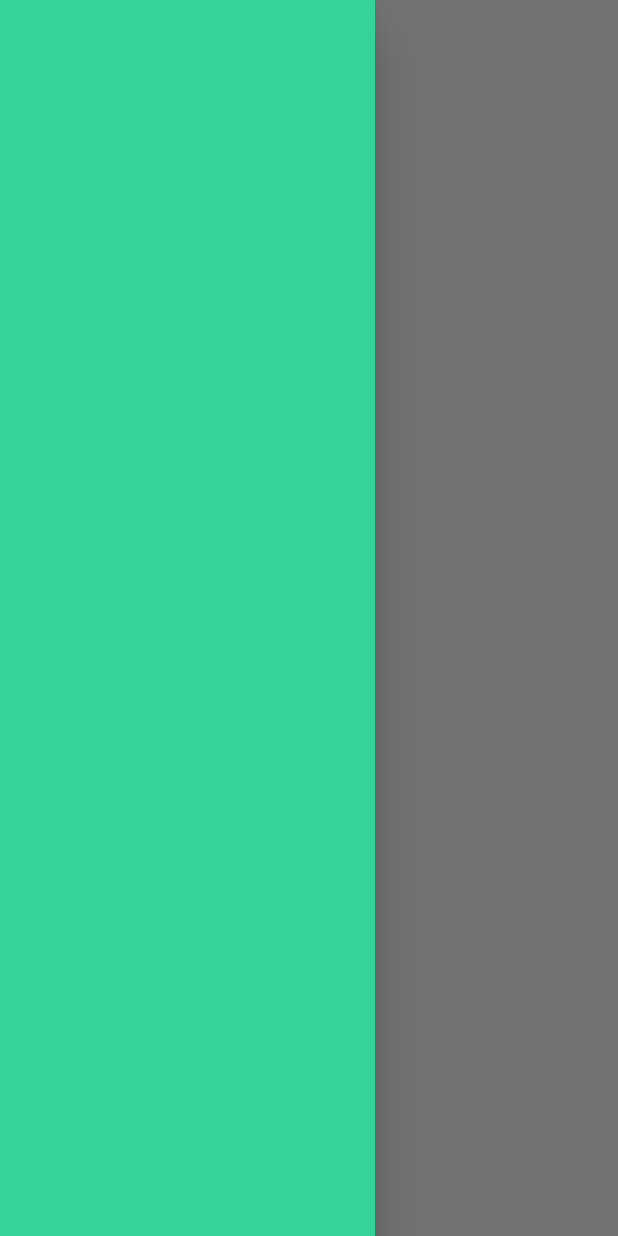
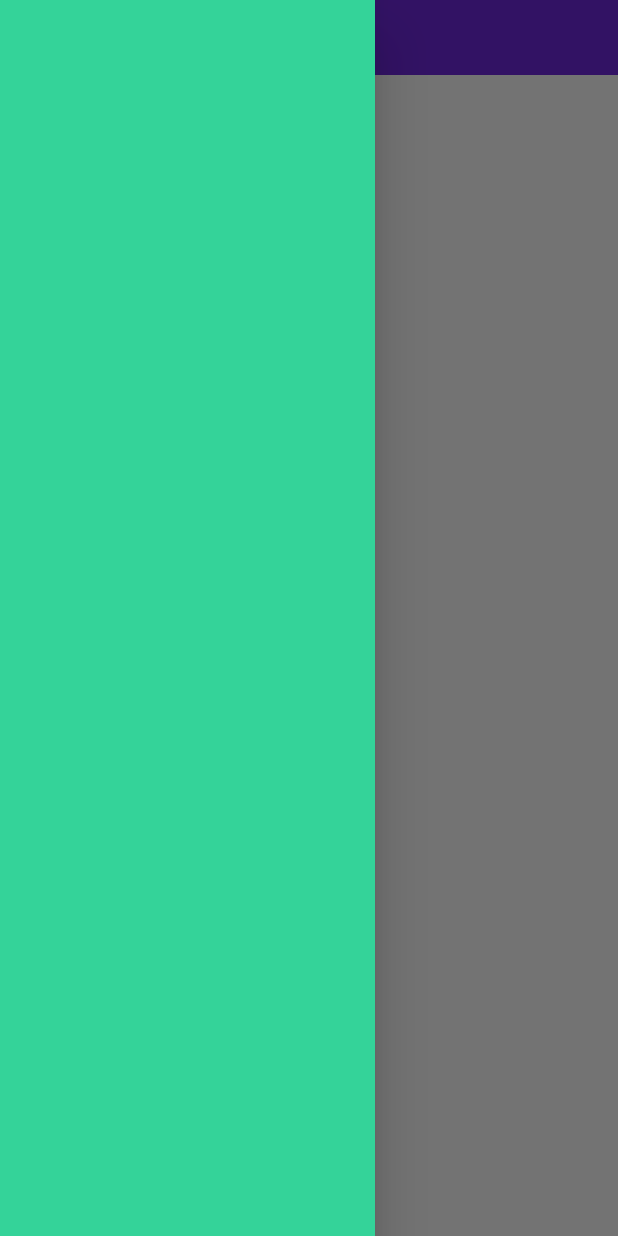
Before and after one commit to izaanjahangir/covid-tracker-flutter, a Flutter app: the screen it shows after launch, with the side drawer open, on a phone screen of 412 x 824 dp. Run offline on Flutter 3.47's test engine with Material 2 defaults, Android fonts, the phone set to English and light mode, and no system bars; drawn by our look-alikes of touchable_opacity.

```diff
--- /dev/null
+++ b/lib/components/app_header/app_header.dart
@@ -0,0 +1,38 @@
+import "package:flutter/material.dart";
+import "package:covid_tracker/config/theme_colors.dart";
+import 'package:touchable_opacity/touchable_opacity.dart';
+
+class AppHeader extends StatelessWidget {
+  @override
+  Widget build(BuildContext context) {
+    void openDrawer() {
+      Scaffold.of(context).openDrawer();
+    }
+
+    return Container(
+      width: double.infinity,
+      height: 50,
+      color: ThemeColors.purple,
+      padding: const EdgeInsets.symmetric(horizontal: 10),
+      child: Row(
+        children: [
+          TouchableOpacity(
+            onTap: openDrawer,
+            child: Icon(
+              Icons.menu,
+              size: 25,
+              color: ThemeColors.white,
+            ),
+          ),
+          SizedBox(
+            width: 10,
+          ),
+          Text(
+            "Pakistan (10000)",
+            style: TextStyle(fontSize: 18, color: ThemeColors.white),
+          ),
+        ],
+      ),
+    );
+  }
+}
--- a/lib/config/theme_colors.dart
+++ b/lib/config/theme_colors.dart
@@ -3,4 +3,5 @@ import 'package:flutter/material.dart';
 class ThemeColors {
   static const Color purple = Color.fromRGBO(109, 40, 217, 1);
   static const Color lightGreen = Color.fromRGBO(52, 211, 153, 1);
+  static const Color white = Colors.white;
 }
--- a/lib/screens/home/home.dart
+++ b/lib/screens/home/home.dart
@@ -1,4 +1,5 @@
 import 'package:covid_tracker/components/app_drawer/app_drawer.dart';
+import 'package:covid_tracker/components/app_header/app_header.dart';
 import 'package:covid_tracker/utils/responsive.dart';
 import "package:flutter/material.dart";
 
@@ -33,8 +34,10 @@ class Home extends StatelessWidget {
                   width: drawerWidth > 250 ? 250 : drawerWidth,
                   child: AppDrawer(),
                 ),
-              Container(
-                child: Text("Home"),
+              Expanded(
+                child: Column(
+                  children: [AppHeader()],
+                ),
               )
             ],
           ),
--- a/pubspec.yaml
+++ b/pubspec.yaml
@@ -29,6 +29,7 @@ dependencies:
   # Use with the CupertinoIcons class for iOS style icons.
   cupertino_icons: ^1.0.2
   syncfusion_flutter_charts: ^19.1.59
+  touchable_opacity: ^1.2.0
 
 dev_dependencies:
   flutter_test:
```
Also changed, not shown: pubspec.lock.
